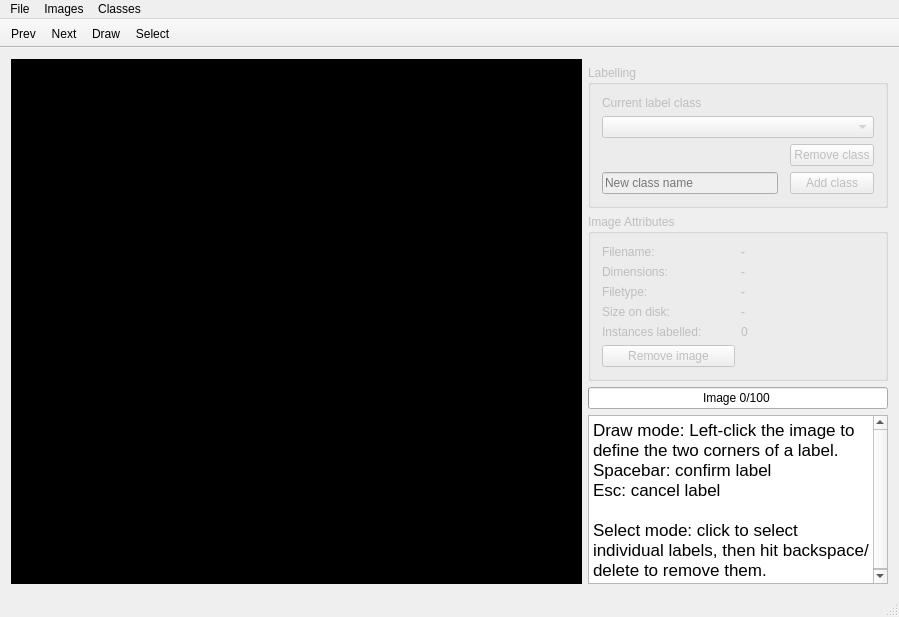
Old version of the form src/mainwindow.ui in the repository ikishorek/deeplabel.
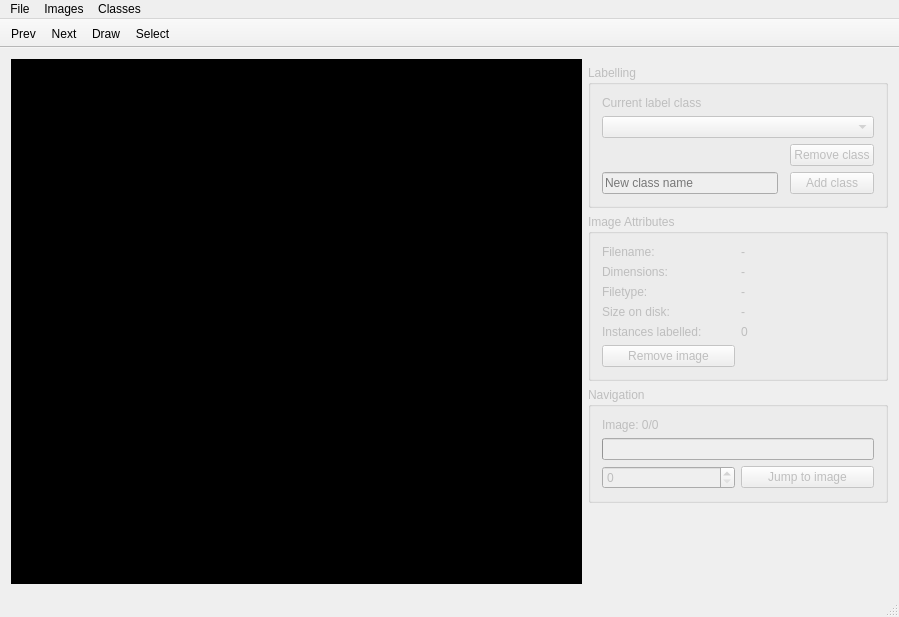
New version of the form.

Commit message: Navigation information box, fixed bug when confirming label position

```diff
--- a/src/mainwindow.ui
+++ b/src/mainwindow.ui
@@ -174,7 +174,90 @@
       </layout>
      </widget>
     </item>
-    <item row="0" column="0" rowspan="5">
+    <item row="3" column="1" rowspan="2">
+     <widget class="QGroupBox" name="navigationGroupBox">
+      <property name="enabled">
+       <bool>false</bool>
+      </property>
+      <property name="maximumSize">
+       <size>
+        <width>300</width>
+        <height>16777215</height>
+       </size>
+      </property>
+      <property name="title">
+       <string>Navigation</string>
+      </property>
+      <layout class="QGridLayout" name="gridLayout_4">
+       <item row="2" column="0">
+        <widget class="QSpinBox" name="imageNumberSpinbox">
+         <property name="maximumSize">
+          <size>
+           <width>300</width>
+           <height>16777215</height>
+          </size>
+         </property>
+        </widget>
+       </item>
+       <item row="2" column="1">
+        <widget class="QPushButton" name="changeImageButton">
+         <property name="text">
+          <string>Jump to image</string>
+         </property>
+        </widget>
+       </item>
+       <item row="1" column="0" colspan="2">
+        <widget class="QProgressBar" name="imageProgressBar">
+         <property name="minimumSize">
+          <size>
+           <width>0</width>
+           <height>0</height>
+          </size>
+         </property>
+         <property name="maximumSize">
+          <size>
+           <width>300</width>
+           <height>16777215</height>
+          </size>
+         </property>
+         <property name="value">
+          <number>0</number>
+         </property>
+         <property name="textVisible">
+          <bool>false</bool>
+         </property>
+         <property name="invertedAppearance">
+          <bool>false</bool>
+         </property>
+         <property name="format">
+          <string>Image %v/%m </string>
+         </property>
+        </widget>
+       </item>
+       <item row="0" column="0">
+        <widget class="QLabel" name="imageIndexLabel">
+         <property name="text">
+          <string>Image: 0/0</string>
+         </property>
+        </widget>
+       </item>
+      </layout>
+     </widget>
+    </item>
+    <item row="5" column="1">
+     <spacer name="verticalSpacer">
+      <property name="orientation">
+       <enum>Qt::Vertical</enum>
+      </property>
+      <property name="sizeHint" stdset="0">
+       <size>
+        <width>20</width>
+        <height>40</height>
+       </size>
+      </property>
+     </spacer>
+    </item>
+    <item row="0" column="0" rowspan="6">
      <widget class="QScrollArea" name="imageScrollArea">
       <property name="styleSheet">
        <string notr="true">background:black</string>
@@ -201,61 +284,6 @@
       </widget>
      </widget>
     </item>
-    <item row="4" column="1">
-     <widget class="QTextBrowser" name="textBrowser">
-      <property name="minimumSize">
-       <size>
-        <width>300</width>
-        <height>0</height>
-       </size>
-      </property>
-      <property name="maximumSize">
-       <size>
-        <width>300</width>
-        <height>16777215</height>
-       </size>
-      </property>
-      <property name="html">
-       <string>&lt;!DOCTYPE HTML PUBLIC &quot;-//W3C//DTD HTML 4.0//EN&quot; &quot;http://www.w3.org/TR/REC-html40/strict.dtd&quot;&gt;
-&lt;html&gt;&lt;head&gt;&lt;meta name=&quot;qrichtext&quot; content=&quot;1&quot; /&gt;&lt;style type=&quot;text/css&quot;&gt;
-p, li { white-space: pre-wrap; }
-&lt;/style&gt;&lt;/head&gt;&lt;body style=&quot; font-family:'.SF NS Text'; font-size:13pt; font-weight:400; font-style:normal;&quot;&gt;
-&lt;p style=&quot; margin-top:0px; margin-bottom:0px; margin-left:0px; margin-right:0px; -qt-block-indent:0; text-indent:0px;&quot;&gt;Draw mode: Left-click the image to define the two corners of a label.&lt;/p&gt;
-&lt;p style=&quot; margin-top:0px; margin-bottom:0px; margin-left:0px; margin-right:0px; -qt-block-indent:0; text-indent:0px;&quot;&gt;Spacebar: confirm label&lt;/p&gt;
-&lt;p style=&quot; margin-top:0px; margin-bottom:0px; margin-left:0px; margin-right:0px; -qt-block-indent:0; text-indent:0px;&quot;&gt;Esc: cancel label&lt;/p&gt;
-&lt;p style=&quot;-qt-paragraph-type:empty; margin-top:0px; margin-bottom:0px; margin-left:0px; margin-right:0px; -qt-block-indent:0; text-indent:0px;&quot;&gt;&lt;br /&gt;&lt;/p&gt;
-&lt;p style=&quot; margin-top:0px; margin-bottom:0px; margin-left:0px; margin-right:0px; -qt-block-indent:0; text-indent:0px;&quot;&gt;Select mode: click to select individual labels, then hit backspace/delete to remove them.&lt;/p&gt;&lt;/body&gt;&lt;/html&gt;</string>
-      </property>
-     </widget>
-    </item>
-    <item row="3" column="1">
-     <widget class="QProgressBar" name="imageProgressBar">
-      <property name="minimumSize">
-       <size>
-        <width>300</width>
-        <height>0</height>
-       </size>
-      </property>
-      <property name="maximumSize">
-       <size>
-        <width>300</width>
-        <height>16777215</height>
-       </size>
-      </property>
-      <property name="value">
-       <number>0</number>
-      </property>
-      <property name="textVisible">
-       <bool>true</bool>
-      </property>
-      <property name="invertedAppearance">
-       <bool>false</bool>
-      </property>
-      <property name="format">
-       <string>Image %v/%m </string>
-      </property>
-     </widget>
-    </item>
    </layout>
   </widget>
   <widget class="QMenuBar" name="menuBar">
```
Left out of the diff: 10 changed lines with no effect on the pictures. The commit also changes 3 other files.
